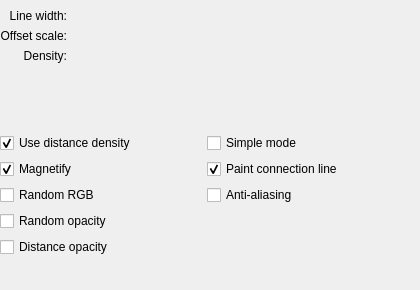
First picture: the form in plugins/paintops/sketch/wdgsketchoptions.ui, repository KDE/krita, before the edit.
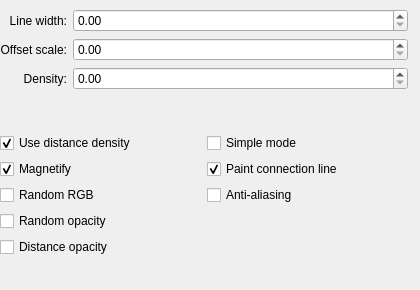
Second picture: the form after the edit. Custom widgets are drawn as their Qt base class.

Commit message:
ui: Fix Designer not rendering KisDoubleSliderSpinBox as QDoubleSpinBox
Part-of: <https://invent.kde.org/graphics/krita/-/merge_requests/1742>

The edit to the form file:
```diff
--- a/plugins/paintops/sketch/wdgsketchoptions.ui
+++ b/plugins/paintops/sketch/wdgsketchoptions.ui
@@ -188,7 +188,7 @@
  <customwidgets>
   <customwidget>
    <class>KisDoubleSliderSpinBox</class>
-   <extends>QWidget</extends>
+   <extends>QDoubleSpinBox</extends>
    <header>kis_slider_spin_box.h</header>
    <container>1</container>
   </customwidget>
```
The commit also changes 54 other files.
